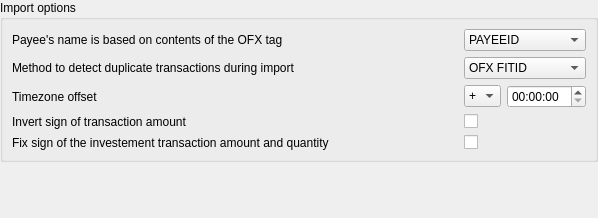
Above: kmymoney/plugins/ofx/import/importoption.ui from KDE/kmymoney before the change. Below: the same form after it.
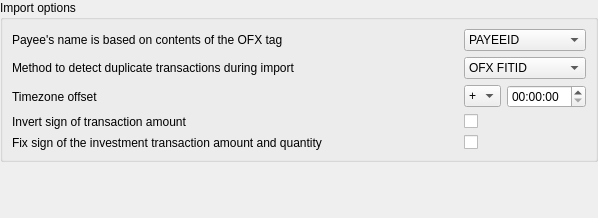
That is the form after the change. Custom widgets are drawn as their Qt base class.

```diff
--- a/kmymoney/plugins/ofx/import/importoption.ui
+++ b/kmymoney/plugins/ofx/import/importoption.ui
@@ -133,7 +133,7 @@
       <item row="4" column="0">
        <widget class="QLabel" name="label_4">
         <property name="text">
-         <string>Fix sign of the investement transaction amount and quantity</string>
+         <string>Fix sign of the investment transaction amount and quantity</string>
         </property>
        </widget>
       </item>
```
